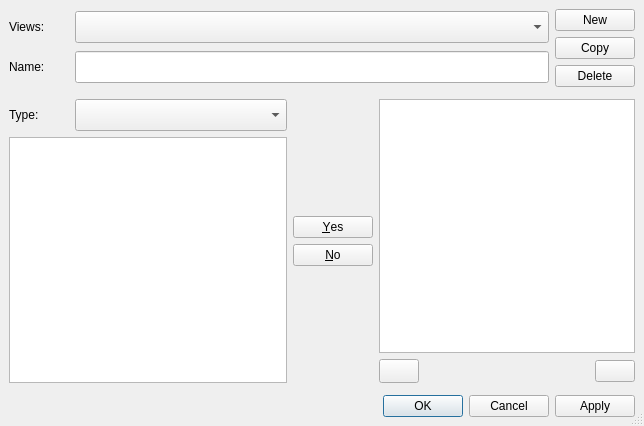
Above: oom/widgets/trackvieweditorbase.ui from ccherrett/oom before the change. Below: the same form after it.
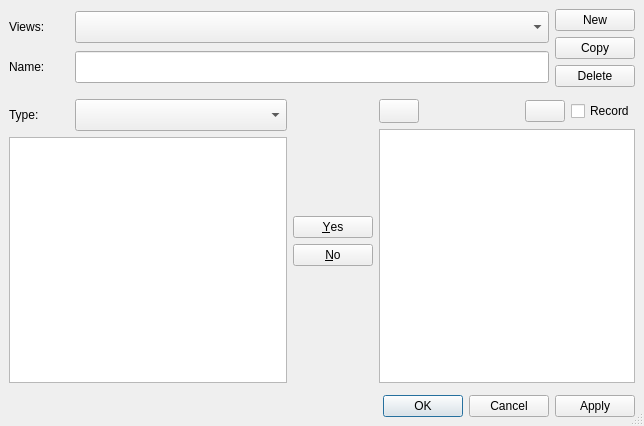
That is the form after the change.

Diff of the .ui file:
```diff
--- a/oom/widgets/trackvieweditorbase.ui
+++ b/oom/widgets/trackvieweditorbase.ui
@@ -277,28 +277,6 @@
        <property name="leftMargin">
         <number>0</number>
        </property>
-       <item>
-        <widget class="QListView" name="listSelectedTracks">
-         <property name="sizePolicy">
-          <sizepolicy hsizetype="Expanding" vsizetype="Expanding">
-           <horstretch>1</horstretch>
-           <verstretch>1</verstretch>
-          </sizepolicy>
-         </property>
-         <property name="frameShape">
-          <enum>QFrame::StyledPanel</enum>
-         </property>
-         <property name="horizontalScrollBarPolicy">
-          <enum>Qt::ScrollBarAsNeeded</enum>
-         </property>
-         <property name="alternatingRowColors">
-          <bool>true</bool>
-         </property>
-         <property name="selectionMode">
-          <enum>QAbstractItemView::ExtendedSelection</enum>
-         </property>
-        </widget>
-       </item>
        <item>
         <layout class="QHBoxLayout" name="horizontalLayout_3">
          <property name="bottomMargin">
@@ -337,8 +315,46 @@
            </property>
           </widget>
          </item>
+         <item>
+          <widget class="QCheckBox" name="chkRecord">
+           <property name="toolTip">
+            <string>Toggle Record Arm on all tracks in view.</string>
+           </property>
+           <property name="text">
+            <string>Record</string>
+           </property>
+          </widget>
+         </item>
         </layout>
        </item>
+       <item>
+        <widget class="QTableView" name="listSelectedTracks">
+         <property name="sizePolicy">
+          <sizepolicy hsizetype="Expanding" vsizetype="Expanding">
+           <horstretch>1</horstretch>
+           <verstretch>1</verstretch>
+          </sizepolicy>
+         </property>
+         <property name="frameShape">
+          <enum>QFrame::StyledPanel</enum>
+         </property>
+         <property name="horizontalScrollBarPolicy">
+          <enum>Qt::ScrollBarAsNeeded</enum>
+         </property>
+         <property name="editTriggers">
+          <set>QAbstractItemView::NoEditTriggers</set>
+         </property>
+         <property name="alternatingRowColors">
+          <bool>true</bool>
+         </property>
+         <property name="selectionMode">
+          <enum>QAbstractItemView::ExtendedSelection</enum>
+         </property>
+         <property name="selectionBehavior">
+          <enum>QAbstractItemView::SelectColumns</enum>
+         </property>
+        </widget>
+       </item>
       </layout>
      </item>
     </layout>
```
